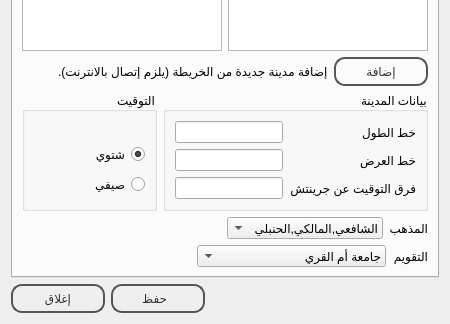
The window that ui/SettingsDialog.ui (a-atalla/azan) describes before a commit, drawn with Qt 5; both pictures show x 0 to 450 and y 176 to 500 of the 450 by 500 pixel window.
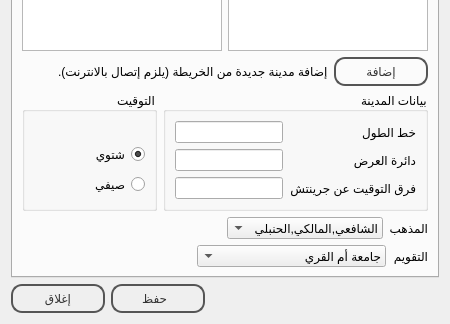
The same window after the commit. The open tabs and pages were chosen to show the change. Icons and pictures are not drawn.

Diff of the .ui file:
```diff
--- a/ui/SettingsDialog.ui
+++ b/ui/SettingsDialog.ui
@@ -288,7 +288,7 @@
                 <item>
                  <widget class="QLabel" name="label_2">
                   <property name="text">
-                   <string>خط العرض</string>
+                   <string>دائرة العرض</string>
                   </property>
                  </widget>
                 </item>
```
Left out of the diff: 2 changed lines with no effect on the pictures.
